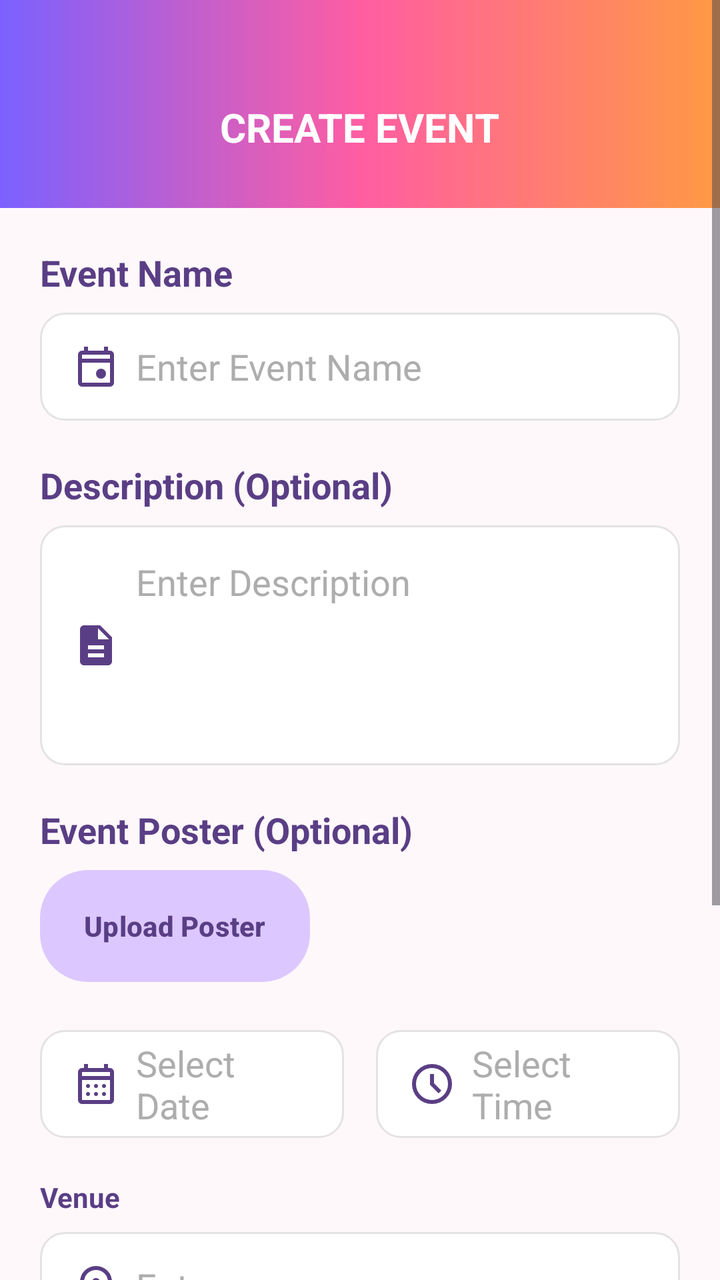
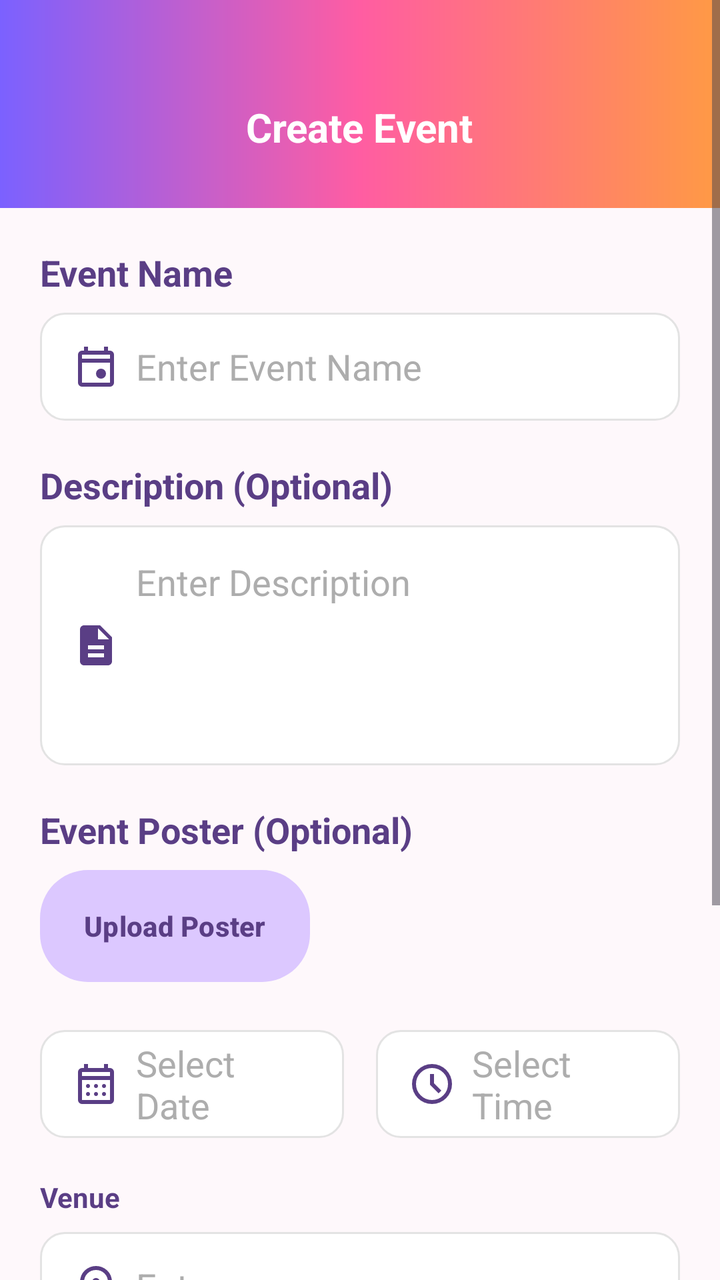

Before-and-after screenshots of an Android layout around one commit, followed by the original layout XML and the change that was made.
<!-- AndroidManifest.xml: application theme Theme.CampusEventPassSystem -->
<!-- res/layout/activity_create_event.xml -->
<?xml version="1.0" encoding="utf-8"?>
<ScrollView xmlns:android="http://schemas.android.com/apk/res/android"
    xmlns:app="http://schemas.android.com/apk/res-auto"
    android:id="@+id/main"
    android:layout_width="match_parent"
    android:layout_height="match_parent"
    android:background="#FEF8FB">

    <LinearLayout
        android:layout_width="match_parent"
        android:layout_height="wrap_content"
        android:orientation="vertical">

        

        <FrameLayout
            android:layout_width="match_parent"
            android:layout_height="104dp"
            android:background="@drawable/gradient_primary">

            <TextView
                android:layout_width="wrap_content"
                android:layout_height="wrap_content"
                android:layout_gravity="top|center_horizontal"
                android:layout_marginTop="50dp"
                android:text="@string/create_event"
                android:textColor="@android:color/white"
                android:textStyle="bold"
                android:textSize="20sp"/>

        </FrameLayout>

        <LinearLayout
            android:layout_width="match_parent"
            android:layout_height="wrap_content"
            android:orientation="vertical"
            android:paddingHorizontal="20dp"
            android:paddingTop="20dp"
            android:paddingBottom="24dp">

            

            <TextView
                android:layout_width="wrap_content"
                android:layout_height="wrap_content"
                android:text="@string/event_name"
                android:textColor="#5A3E85"
                android:textSize="18sp"
                android:textStyle="bold" />

            <EditText
                android:id="@+id/etEventName"
                android:layout_width="match_parent"
                android:layout_height="54dp"
                android:layout_marginTop="8dp"
                android:background="@drawable/edittext_bg"
                app:drawableTint="#5A3E85"
                android:hint="@string/enter_event_name"
                android:drawableStart="@drawable/baseline_event_24"
                android:drawableTint="#7A3FD4"
                android:drawablePadding="8dp"
                android:paddingHorizontal="16dp"
                android:textColor="#2F2346"
                android:textColorHint="#ADADAD"
                android:singleLine="true"
                android:ellipsize="end"
                android:imeOptions="actionNext"/>

            

            <TextView
                android:layout_width="wrap_content"
                android:layout_height="wrap_content"
                android:layout_marginTop="20dp"
                android:text="@string/description_optional"
                android:textColor="#5A3E85"
                android:textSize="18sp"
                android:textStyle="bold"/>

            <EditText
                android:id="@+id/etEventDescription"
                android:layout_width="match_parent"
                android:layout_height="120dp"
                android:layout_marginTop="8dp"
                android:background="@drawable/edittext_bg"
                app:drawableTint="#5A3E85"
                android:drawableStart="@drawable/baseline_description_24"
                android:drawableTint="#7A3FD4"
                android:drawablePadding="8dp"
                android:gravity="top|start"
                android:hint="@string/enter_description"
                android:inputType="textMultiLine"
                android:minLines="4"
                android:padding="16dp"
                android:textColor="#2F2346"
                android:textColorHint="#ADADAD"
                android:imeOptions="actionNext"/>

            

            <TextView
                android:layout_width="wrap_content"
                android:layout_height="wrap_content"
                android:layout_marginTop="20dp"
                android:text="@string/event_poster_optional"
                android:textColor="#5A3E85"
                android:textSize="18sp"
                android:textStyle="bold" />

            <Button
                android:id="@+id/btnChooseBanner"
                android:layout_width="wrap_content"
                android:layout_height="56dp"
                android:layout_marginTop="8dp"
                android:background="@drawable/rounded_card"
                android:gravity="center"
                android:paddingHorizontal="22dp"
                android:text="@string/upload_poster"
                android:textAllCaps="false"
                android:textColor="#5A3E85"
                android:textStyle="bold"
                app:backgroundTint="@null"/>

            

            <ImageView
                android:id="@+id/imgEventBanner"
                android:layout_width="match_parent"
                android:layout_height="180dp"
                android:layout_marginTop="16dp"
                android:background="@drawable/rounded_card"
                android:clipToOutline="true"
                android:scaleType="centerCrop"
                android:visibility="gone"/>

            

            <LinearLayout
                android:layout_width="match_parent"
                android:layout_height="wrap_content"
                android:layout_marginTop="24dp"
                android:orientation="horizontal">

                <EditText
                    android:id="@+id/etEventDate"
                    android:layout_width="0dp"
                    android:layout_height="54dp"
                    android:layout_weight="1"
                    android:background="@drawable/edittext_bg"
                    app:drawableTint="#5A3E85"
                    android:clickable="true"
                    android:cursorVisible="false"
                    android:drawableStart="@drawable/baseline_calendar_month_24"
                    android:drawableTint="#7A3FD4"
                    android:drawablePadding="8dp"
                    android:focusable="false"
                    android:focusableInTouchMode="false"
                    android:hint="Select Date"
                    android:inputType="none"
                    android:paddingHorizontal="16dp"
                    android:textColor="#2F2346"
                    android:textColorHint="#ADADAD"/>

                <Space
                    android:layout_width="16dp"
                    android:layout_height="wrap_content" />

                <EditText
                    android:id="@+id/etEventTime"
                    android:layout_width="0dp"
                    android:layout_height="54dp"
                    android:layout_weight="1"
                    android:background="@drawable/edittext_bg"
                    app:drawableTint="#5A3E85"
                    android:clickable="true"
                    android:cursorVisible="false"
                    android:drawableStart="@drawable/baseline_schedule_24"
                    android:drawableTint="#7A3FD4"
                    android:drawablePadding="8dp"
                    android:focusable="false"
                    android:focusableInTouchMode="false"
                    android:hint="@string/select_time"
                    android:inputType="none"
                    android:paddingHorizontal="16dp"
                    android:textColor="#2F2346"
                    android:textColorHint="#ADADAD"/>

            </LinearLayout>

            

            <TextView
                android:layout_width="wrap_content"
                android:layout_height="wrap_content"
                android:layout_marginTop="20dp"
                android:text="@string/venue"
                android:textColor="#5A3E85"
                android:textStyle="bold" />

            <EditText
                android:id="@+id/etVenue"
                android:layout_width="match_parent"
                android:layout_height="54dp"
                android:layout_marginTop="8dp"
                android:background="@drawable/edittext_bg"
                app:drawableTint="#5A3E85"
                android:drawableStart="@drawable/baseline_location_on_24"
                android:drawableTint="#7A3FD4"
                android:drawablePadding="8dp"
                android:hint="@string/enter_venue"
                android:paddingHorizontal="16dp"
                android:textColor="#2F2346"
                android:textColorHint="#ADADAD"
                android:singleLine="true"
                android:ellipsize="end"
                android:imeOptions="actionNext"/>

            

            <TextView
                android:layout_width="wrap_content"
                android:layout_height="wrap_content"
                android:layout_marginTop="20dp"
                android:text="@string/participant_limit_optional"
                android:textColor="#5A3E85"
                android:textStyle="bold" />

            <EditText
                android:id="@+id/etParticipationLimit"
                android:layout_width="match_parent"
                android:layout_height="54dp"
                android:layout_marginTop="8dp"
                android:background="@drawable/edittext_bg"
                app:drawableTint="#5A3E85"
                android:drawableStart="@drawable/baseline_groups_24"
                android:drawableTint="#7A3FD4"
                android:drawablePadding="8dp"
                android:hint="@string/maximum_participants"
                android:inputType="number"
                android:paddingHorizontal="16dp"
                android:textColor="#2F2346"
                android:textColorHint="#ADADAD"
                android:singleLine="true"
                android:imeOptions="actionDone"/>

            

            <Button
                android:id="@+id/btnCreateEvent"
                android:layout_width="match_parent"
                android:layout_height="56dp"
                android:layout_marginTop="30dp"
                android:layout_marginBottom="24dp"
                android:background="@drawable/gradient_button"
                android:text="@string/create_event"
                android:textAllCaps="false"
                android:textColor="@android:color/white"
                android:textSize="18sp"
                android:textStyle="bold"
                app:backgroundTint="@null" />

        </LinearLayout>

    </LinearLayout>

</ScrollView>
<!-- resources referenced by this layout -->
<resources>
  <!-- drawable baseline_description_24 (drawable) -->
  <vector xmlns:android="http://schemas.android.com/apk/res/android" android:height="24dp" android:tint="#000000" android:viewportHeight="24" android:viewportWidth="24" android:width="24dp">
        
      <path android:fillColor="@android:color/white" android:pathData="M14,2L6,2c-1.1,0 -1.99,0.9 -1.99,2L4,20c0,1.1 0.89,2 1.99,2L18,22c1.1,0 2,-0.9 2,-2L20,8l-6,-6zM16,18L8,18v-2h8v2zM16,14L8,14v-2h8v2zM13,9L13,3.5L18.5,9L13,9z"/>
      
  </vector>
  <!-- drawable edittext_bg (drawable) -->
  <?xml version="1.0" encoding="utf-8"?>
  <shape xmlns:android="http://schemas.android.com/apk/res/android">
  
      <solid android:color="#FFFFFF"/>
  
      <stroke
          android:width="1dp"
          android:color="#E3E3E3"/>
  
      <corners android:radius="12dp"/>
  
  </shape>
  <!-- drawable gradient_button (drawable) -->
  <shape xmlns:android="http://schemas.android.com/apk/res/android">
  
      <gradient
          android:startColor="#5E38F4"
          android:centerColor="#F54391"
          android:endColor="#FF8A3D"
          android:angle="0"
          android:elevation="5dp"/>
  
      <corners android:radius="18dp"/>
  
  
  </shape>
  <!-- drawable gradient_primary (drawable) -->
  <?xml version="1.0" encoding="utf-8"?>
  <shape xmlns:android="http://schemas.android.com/apk/res/android">
  
      <gradient
          android:startColor="@color/primary_purple"
          android:centerColor="@color/primary_pink"
          android:endColor="@color/primary_orange"
          android:angle="0"/>
  
  </shape>
  <!-- drawable rounded_card (drawable) -->
  <?xml version="1.0" encoding="utf-8"?>
  <shape xmlns:android="http://schemas.android.com/apk/res/android">
  
      <solid android:color="#DCC8FF"/>
  
      <corners android:radius="24dp"/>
  
  </shape>
  <string name="create_event">CREATE EVENT</string>
  <string name="description_optional">Description (Optional)</string>
  <string name="enter_description">Enter Description</string>
  <string name="enter_event_name">Enter Event Name</string>
  <string name="enter_venue">Enter venue</string>
  <string name="event_name">Event Name</string>
  <string name="event_poster_optional">Event Poster (Optional)</string>
  <string name="maximum_participants">Maximum participants</string>
  <string name="participant_limit_optional">Participant Limit (Optional)</string>
  <string name="select_time">Select Time</string>
  <string name="upload_poster">Upload Poster</string>
  <string name="venue">Venue</string>
  <style name="Theme.CampusEventPassSystem" parent="Base.Theme.CampusEventPassSystem" />
  <color name="primary_purple">#7B61FF</color>
  <color name="primary_pink">#FF5DA2</color>
  <color name="primary_orange">#FF9A44</color>
  <style name="Base.Theme.CampusEventPassSystem" parent="Theme.Material3.DayNight.NoActionBar">
  
          <item name="android:statusBarColor">@color/primary_purple</item>
  
          <item name="android:navigationBarColor">@color/primary_purple</item>
  
          <item name="android:windowLightStatusBar">false</item>
  
          <item name="popupMenuStyle">@style/PopupMenuStyle</item>
  
      </style>
  <style name="PopupMenuStyle" parent="Widget.AppCompat.PopupMenu">
          <item name="android:popupBackground">@drawable/popup_bg</item>
      </style>
  <!-- drawable popup_bg (drawable) -->
  <shape xmlns:android="http://schemas.android.com/apk/res/android">
  
      <solid android:color="#FEF8FB"/>
  
      <corners android:radius="18dp"/>
  
  </shape>
  <!-- unchanged entries left out for length: 5 -->
</resources>

<!-- the commit's change to res/layout/activity_create_event.xml (unified diff, before → after) -->
@@ -18,6 +18,8 @@
             android:layout_height="104dp"
             android:background="@drawable/gradient_primary">
 
+            
+
             <TextView
                 android:layout_width="wrap_content"
                 android:layout_height="wrap_content"
@@ -140,6 +142,8 @@
                 android:layout_height="wrap_content"
                 android:layout_marginTop="24dp"
                 android:orientation="horizontal">
+
+                
 
                 <EditText
                     android:id="@+id/etEventDate"
@@ -165,6 +169,8 @@
                     android:layout_width="16dp"
                     android:layout_height="wrap_content" />
 
+                
+
                 <EditText
                     android:id="@+id/etEventTime"
                     android:layout_width="0dp"
<!-- resource entries referenced after the edit -->
@@ -53,7 +53,7 @@
       <corners android:radius="24dp"/>
   
   </shape>
-  <string name="create_event">CREATE EVENT</string>
+  <string name="create_event">Create Event</string>
   <string name="description_optional">Description (Optional)</string>
   <string name="enter_description">Enter Description</string>
   <string name="enter_event_name">Enter Event Name</string>
